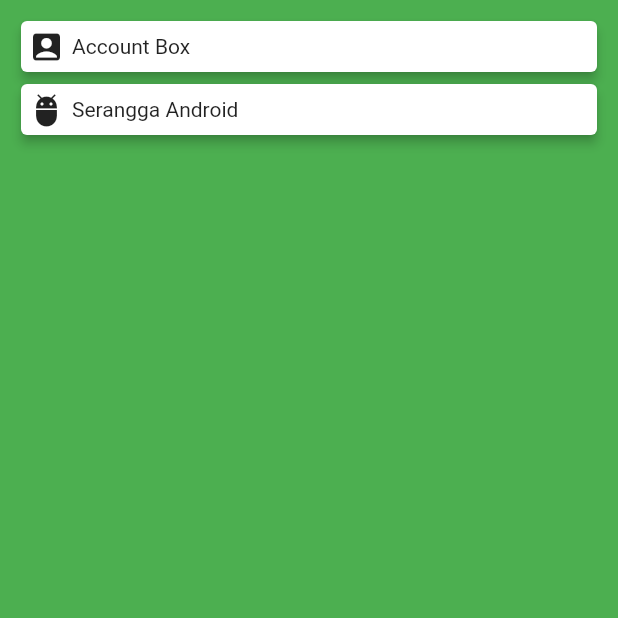
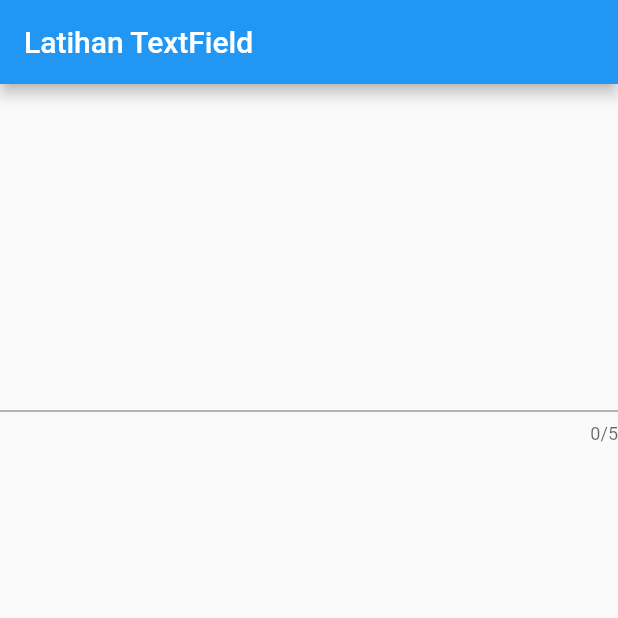
Before and after one commit to dsjtx/Belajar-Flutter, a Flutter app: the screen it shows after launch, on a phone screen of 412 x 824 dp, the top half of it. Run offline on Flutter 3.47's test engine with Material 2 defaults, Android fonts, the phone set to English and light mode, and no system bars.

Commit message:
Latihan TextField Widget

```diff
--- a/lib/main.dart
+++ b/lib/main.dart
@@ -2,32 +2,35 @@ import 'package:flutter/material.dart';
 
 void main() => runApp(MyApp());
 
-class MyApp extends StatelessWidget {
+class MyApp extends StatefulWidget {
+  @override
+  _MyAppState createState() => _MyAppState();
+}
+
+class _MyAppState extends State<MyApp> {
+  TextEditingController controller = TextEditingController();
+
   @override
   Widget build(BuildContext context) {
     return MaterialApp(
       home: Scaffold(
-          backgroundColor: Colors.green,
-          body: Container(
-            margin: EdgeInsets.all(10),
-            child: ListView(
-              children: <Widget>[
-                buildCard(Icons.account_box, "Account Box"),
-                buildCard(Icons.adb, "Serangga Android"),
-              ],
+        appBar: AppBar(
+          title: Text("Latihan TextField"),
+        ),
+        body: Column(
+          mainAxisAlignment: MainAxisAlignment.spaceAround,
+          children: <Widget>[
+            TextField(
+              // obscureText: true,
+              maxLength: 5,
+              onChanged: (value) {
+                setState(() {});
+              },
+              controller: controller,
             ),
-          )),
-    );
-  }
-
-  Card buildCard(IconData iconData, String text) {
-    return Card(
-      elevation: 3,
-      child: Row(
-        children: <Widget>[
-          Container(margin: EdgeInsets.all(5), child: Icon(iconData)),
-          Text(text)
-        ],
+            Text(controller.text),
+          ],
+        ),
       ),
     );
   }
```
